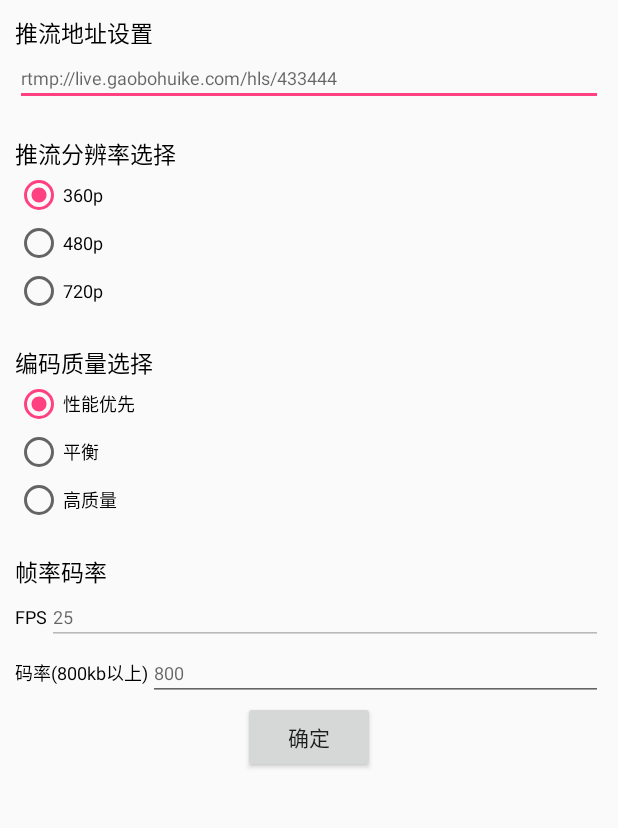
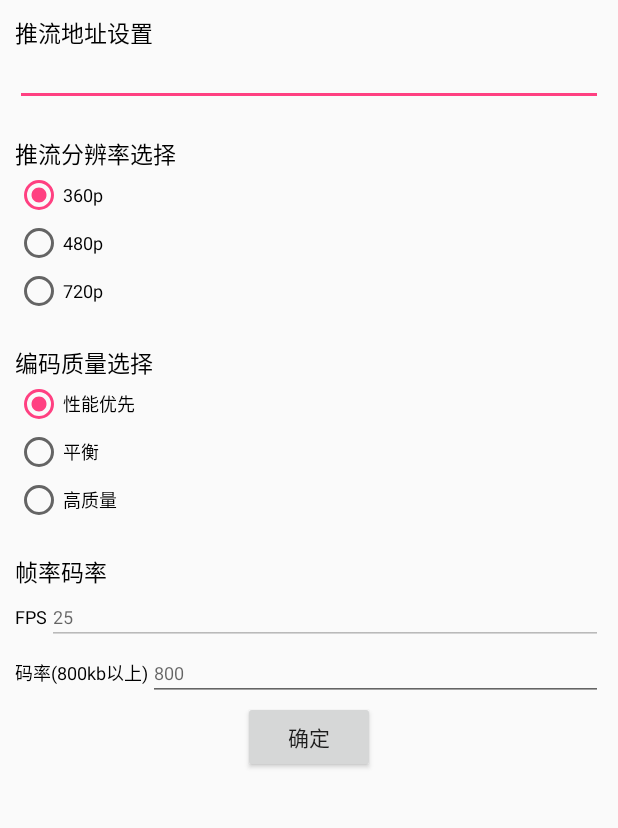
Before and after one commit to Aoyihala/TestFFmpeg, an Android app: the screen it shows after launch (SSettingActivity), on a phone screen of 412 x 824 dp, the part 84-912 px from its top. Run offline under Robolectric (Android 15) with nearby library versions, the phone set to English and light mode, and no system bars; our stand-ins replace ButterKnife.

Commit message:
Update activity_setting.xml

```diff
--- a/app/src/main/res/layout/activity_setting.xml
+++ b/app/src/main/res/layout/activity_setting.xml
@@ -25,7 +25,6 @@
         <EditText
             android:textSize="12sp"
             android:id="@+id/edit_rtmp"
-            android:hint="rtmp://live.gaobohuike.com/hls/433444"
             android:layout_width="match_parent"
             android:layout_height="wrap_content" />
     </LinearLayout>
```
